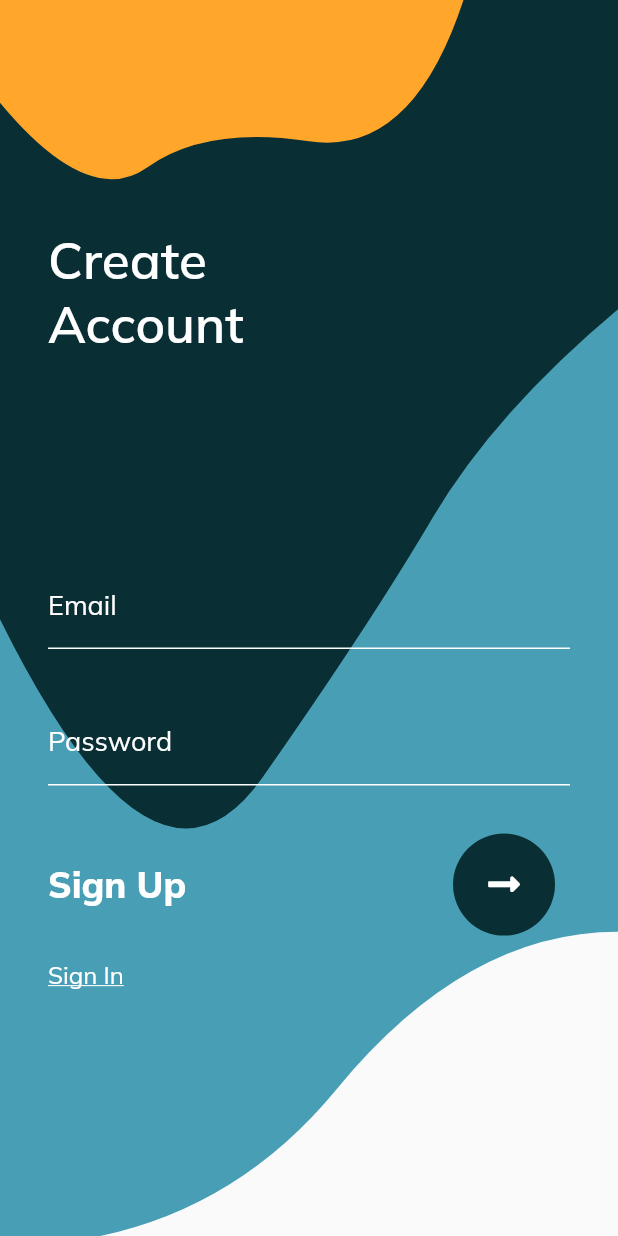
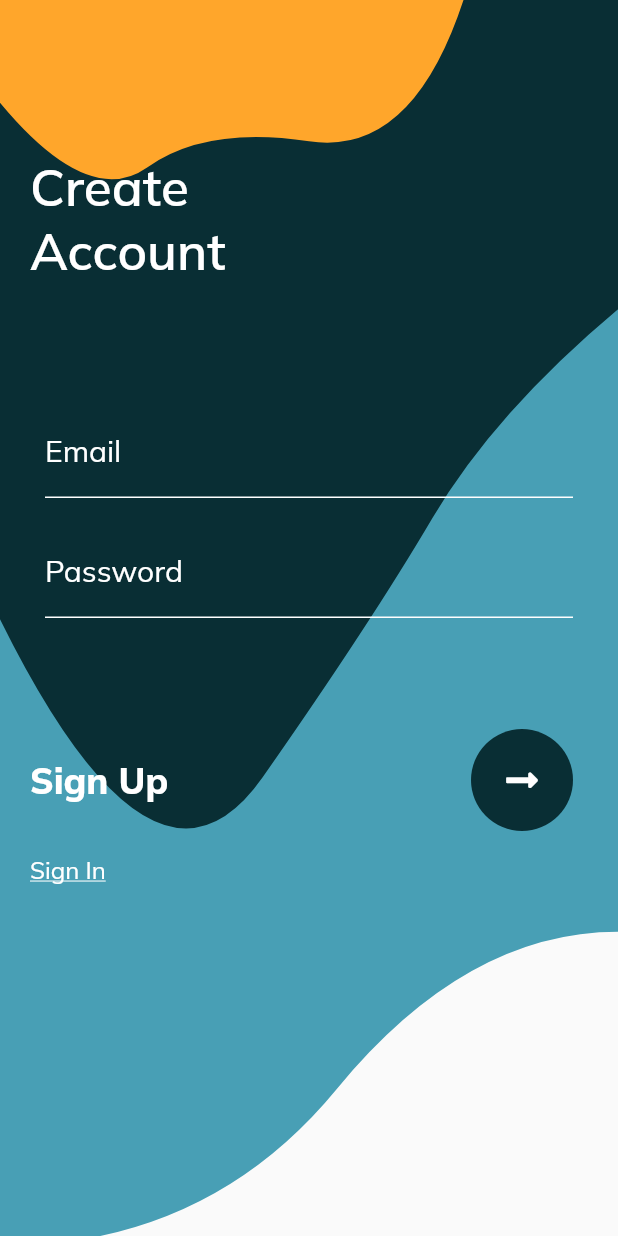
Before and after one commit to CodeUtkarsh/TMDB, a Flutter app: the AuthScreen screen opened by its route, after a tap on an icon or button, on a phone screen of 412 x 824 dp. Run offline on Flutter 3.47's test engine with Material 2 defaults, Android fonts, the phone set to English and light mode, and no system bars; our stand-ins replace font_awesome_flutter, google_fonts.

```diff
--- a/lib/screens/auth/components/decoration_functions.dart
+++ b/lib/screens/auth/components/decoration_functions.dart
@@ -4,7 +4,7 @@ import 'package:tmdb/config/palette.dart';
 InputDecoration registerInputDecoration({String hintText}) {
   return InputDecoration(
     contentPadding: const EdgeInsets.symmetric(vertical: 18.0),
-    hintStyle: const TextStyle(color: Colors.white, fontSize: 18),
+    hintStyle: const TextStyle(color: Colors.white, fontSize: 20),
     hintText: hintText,
     focusedBorder: const UnderlineInputBorder(
       borderSide: BorderSide(color: Colors.white, width: 2),
--- a/lib/screens/auth/components/register.dart
+++ b/lib/screens/auth/components/register.dart
@@ -1,10 +1,11 @@
 import 'package:flutter/material.dart';
+import 'package:tmdb/screens/auth/components/build_text.dart';
 import 'package:tmdb/screens/auth/components/decoration_functions.dart';
 import 'package:tmdb/screens/auth/components/sign_in_up_bar.dart';
 import 'package:tmdb/screens/auth/components/title.dart';
 
-class Register extends StatelessWidget {
-  const Register({
+class Register extends StatefulWidget {
+  Register({
     Key key,
     this.onSignInPressed,
   }) : super(key: key);
@@ -12,9 +13,17 @@ class Register extends StatelessWidget {
   final VoidCallback onSignInPressed;
 
   @override
+  _RegisterState createState() => _RegisterState();
+}
+
+class _RegisterState extends State<Register> {
+  bool showText = false;
+  List<bool> crossOf = [false, false, false, false];
+
+  @override
   Widget build(BuildContext context) {
     return Padding(
-      padding: const EdgeInsets.all(32.0),
+      padding: const EdgeInsets.symmetric(horizontal: 20.0, vertical: 32.0),
       child: Column(
         mainAxisAlignment: MainAxisAlignment.center,
         children: [
@@ -28,20 +37,67 @@ class Register extends StatelessWidget {
             ),
           ),
           Expanded(
-            flex: 4,
+            flex: 7,
+            child: Form(
               child: ListView(
+                shrinkWrap: true,
                 children: [
                   Padding(
-                  padding: EdgeInsets.symmetric(vertical: 16),
+                    padding:
+                        EdgeInsets.symmetric(vertical: 8.0, horizontal: 10.0),
                     child: TextFormField(
+                      style: TextStyle(fontSize: 22.0, color: Colors.white),
                       decoration: registerInputDecoration(hintText: 'Email'),
                     ), //Text('Email')//EmailTextFormField(),
                   ),
                   Padding(
-                  padding: EdgeInsets.symmetric(vertical: 16),
+                    padding:
+                        EdgeInsets.symmetric(vertical: 8.0, horizontal: 10.0),
                     child: TextFormField(
+                      style: TextStyle(fontSize: 22.0, color: Colors.white),
+                      onTap: () {
+                        setState(() {
+                          showText = true;
+                        });
+                      },
+                      onChanged: (value) {
+                        if (value.length >= 8) {
+                          setState(() {
+                            crossOf[0] = true;
+                          });
+                        } else {
+                          setState(() {
+                            crossOf[0] = false;
+                          });
+                        }
+                        if (value.contains(RegExp(r'[A-Z]'))) {
+                          setState(() {
+                            crossOf[1] = true;
+                          });
+                        } else {
+                          setState(() {
+                            crossOf[1] = false;
+                          });
+                        }
+                        if (value.contains(RegExp(r'[!@#$%^&.,<>]'))) {
+                          setState(() {
+                            crossOf[2] = true;
+                          });
+                        } else {
+                          setState(() {
+                            crossOf[2] = false;
+                          });
+                        }
+                      },
                       decoration: registerInputDecoration(hintText: 'Password'),
                     ), //Text('Email')//EmailTextFormField(),
+                  ),
+                  Container(
+                    padding: EdgeInsets.all(10.0),
+                    child: showText ? BuildRules(crossOf) : null,
+                  ),
+                  SizedBox(
+                    height: 30,
                   ),
                   SignUpBar(
                     isLoading: false,
@@ -53,7 +109,7 @@ class Register extends StatelessWidget {
                     child: InkWell(
                       splashColor: Colors.white,
                       onTap: () {
-                      onSignInPressed?.call();
+                        widget.onSignInPressed?.call();
                       },
                       child: const Text(
                         'Sign In',
@@ -68,6 +124,7 @@ class Register extends StatelessWidget {
                 ],
               ),
             ),
+          ),
         ],
       ),
     );
```
Also changed, not shown: lib/screens/auth/components/build_text.dart (added, +46 -0 lines). Lines whose indentation alone changed are shown as unchanged.
